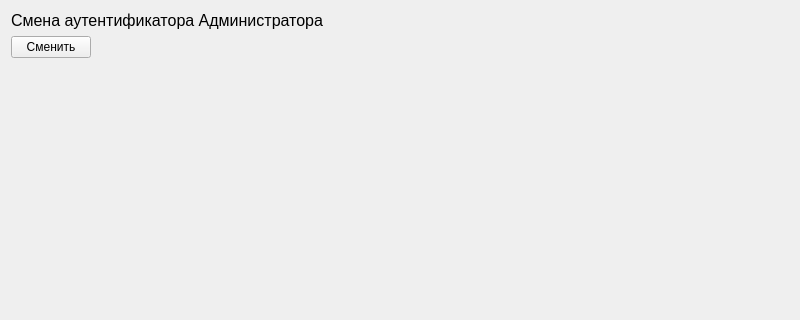
Above: panels/IdChangePanel.ui from m6v/sobol before the change; both pictures show x 0 to 800 and y 0 to 320 of the 800 by 600 pixel window. Below: the same form after it.
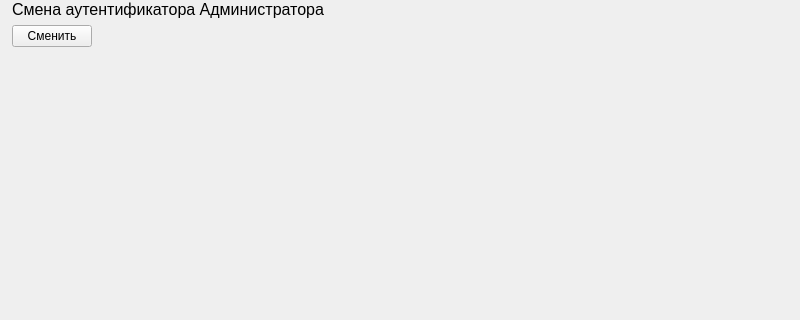
That is the form after the change.

The edit to the form file:
```diff
--- a/panels/IdChangePanel.ui
+++ b/panels/IdChangePanel.ui
@@ -14,6 +14,18 @@
    <string>Form</string>
   </property>
   <layout class="QVBoxLayout" name="verticalLayout">
+   <property name="leftMargin">
+    <number>0</number>
+   </property>
+   <property name="topMargin">
+    <number>0</number>
+   </property>
+   <property name="rightMargin">
+    <number>0</number>
+   </property>
+   <property name="bottomMargin">
+    <number>0</number>
+   </property>
    <item>
     <widget class="QLabel" name="label">
      <property name="font">
@@ -21,6 +33,9 @@
        <pointsize>12</pointsize>
       </font>
      </property>
+     <property name="styleSheet">
+      <string notr="true">margin-left: 8px;</string>
+     </property>
      <property name="text">
       <string>Смена аутентификатора Администратора</string>
      </property>
@@ -28,6 +43,9 @@
    </item>
    <item>
     <layout class="QHBoxLayout" name="horizontalLayout">
+     <property name="leftMargin">
+      <number>12</number>
+     </property>
      <item>
       <widget class="QPushButton" name="pushButton">
        <property name="text">
```
